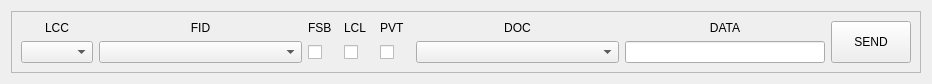
First picture: the form in arinc_msg_composer.ui, repository JuliaCzarnowska/ARINC_825, before the edit.
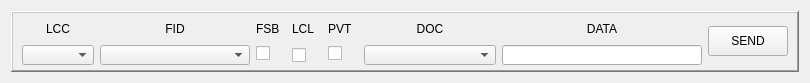
Second picture: the form after the edit.

Commit message: added transmit widget to the mainwindow, fixed arinc composer sizing

Diff of the .ui file:
```diff
--- a/arinc_msg_composer.ui
+++ b/arinc_msg_composer.ui
@@ -6,25 +6,46 @@
    <rect>
     <x>0</x>
     <y>0</y>
-    <width>932</width>
+    <width>810</width>
     <height>83</height>
    </rect>
   </property>
+  <property name="sizePolicy">
+   <sizepolicy hsizetype="MinimumExpanding" vsizetype="Fixed">
+    <horstretch>0</horstretch>
+    <verstretch>0</verstretch>
+   </sizepolicy>
+  </property>
+  <property name="minimumSize">
+   <size>
+    <width>0</width>
+    <height>40</height>
+   </size>
+  </property>
   <property name="windowTitle">
    <string>Form</string>
   </property>
   <layout class="QGridLayout" name="gridLayout_2">
    <item row="0" column="0">
     <widget class="QFrame" name="frame">
+     <property name="sizePolicy">
+      <sizepolicy hsizetype="Preferred" vsizetype="Preferred">
+       <horstretch>0</horstretch>
+       <verstretch>0</verstretch>
+      </sizepolicy>
+     </property>
      <property name="frameShape">
-      <enum>QFrame::StyledPanel</enum>
+      <enum>QFrame::WinPanel</enum>
      </property>
      <property name="frameShadow">
       <enum>QFrame::Raised</enum>
      </property>
-     <layout class="QGridLayout" name="gridLayout">
-      <item row="0" column="0">
+     <layout class="QVBoxLayout" name="verticalLayout_8">
+      <item>
        <layout class="QHBoxLayout" name="horizontalLayout">
+        <property name="sizeConstraint">
+         <enum>QLayout::SetDefaultConstraint</enum>
+        </property>
         <item>
          <layout class="QVBoxLayout" name="verticalLayout">
           <property name="sizeConstraint">
@@ -32,6 +53,18 @@
           </property>
           <item>
            <widget class="QLabel" name="label">
+            <property name="sizePolicy">
+             <sizepolicy hsizetype="Preferred" vsizetype="Minimum">
+              <horstretch>0</horstretch>
+              <verstretch>0</verstretch>
+             </sizepolicy>
+            </property>
+            <property name="minimumSize">
+             <size>
+              <width>0</width>
+              <height>20</height>
+             </size>
+            </property>
             <property name="text">
              <string>LCC</string>
             </property>
@@ -41,7 +74,20 @@
            </widget>
           </item>
           <item>
-           <widget class="QComboBox" name="comboBox"/>
+           <widget class="QComboBox" name="comboBox">
+            <property name="sizePolicy">
+             <sizepolicy hsizetype="Preferred" vsizetype="Minimum">
+              <horstretch>0</horstretch>
+              <verstretch>0</verstretch>
+             </sizepolicy>
+            </property>
+            <property name="minimumSize">
+             <size>
+              <width>0</width>
+              <height>20</height>
+             </size>
+            </property>
+           </widget>
           </item>
          </layout>
         </item>
@@ -52,6 +98,18 @@
           </property>
           <item>
            <widget class="QLabel" name="label_3">
+            <property name="sizePolicy">
+             <sizepolicy hsizetype="Preferred" vsizetype="Minimum">
+              <horstretch>0</horstretch>
+              <verstretch>0</verstretch>
+             </sizepolicy>
+            </property>
+            <property name="minimumSize">
+             <size>
+              <width>0</width>
+              <height>20</height>
+             </size>
+            </property>
             <property name="text">
              <string>FID</string>
             </property>
@@ -63,15 +121,15 @@
           <item>
            <widget class="QComboBox" name="comboBox_3">
             <property name="sizePolicy">
-             <sizepolicy hsizetype="MinimumExpanding" vsizetype="Fixed">
+             <sizepolicy hsizetype="Fixed" vsizetype="Minimum">
               <horstretch>0</horstretch>
               <verstretch>0</verstretch>
              </sizepolicy>
             </property>
             <property name="minimumSize">
              <size>
-              <width>200</width>
-              <height>0</height>
+              <width>150</width>
+              <height>20</height>
              </size>
             </property>
            </widget>
@@ -82,6 +140,18 @@
          <layout class="QVBoxLayout" name="verticalLayout_4">
           <item>
            <widget class="QLabel" name="label_2">
+            <property name="sizePolicy">
+             <sizepolicy hsizetype="Preferred" vsizetype="Minimum">
+              <horstretch>0</horstretch>
+              <verstretch>0</verstretch>
+             </sizepolicy>
+            </property>
+            <property name="minimumSize">
+             <size>
+              <width>30</width>
+              <height>20</height>
+             </size>
+            </property>
             <property name="maximumSize">
              <size>
               <width>16777210</width>
@@ -99,7 +169,7 @@
           <item>
            <widget class="QCheckBox" name="checkBox_2">
             <property name="sizePolicy">
-             <sizepolicy hsizetype="Minimum" vsizetype="Expanding">
+             <sizepolicy hsizetype="Minimum" vsizetype="MinimumExpanding">
               <horstretch>0</horstretch>
               <verstretch>0</verstretch>
              </sizepolicy>
@@ -128,7 +198,7 @@
           <item>
            <widget class="QLabel" name="label_4">
             <property name="sizePolicy">
-             <sizepolicy hsizetype="Minimum" vsizetype="Preferred">
+             <sizepolicy hsizetype="Minimum" vsizetype="Minimum">
               <horstretch>0</horstretch>
               <verstretch>0</verstretch>
              </sizepolicy>
@@ -136,7 +206,7 @@
             <property name="minimumSize">
              <size>
               <width>30</width>
-              <height>0</height>
+              <height>20</height>
              </size>
             </property>
             <property name="text">
@@ -150,7 +220,7 @@
           <item>
            <widget class="QCheckBox" name="checkBox">
             <property name="sizePolicy">
-             <sizepolicy hsizetype="Minimum" vsizetype="Expanding">
+             <sizepolicy hsizetype="Minimum" vsizetype="MinimumExpanding">
               <horstretch>0</horstretch>
               <verstretch>0</verstretch>
              </sizepolicy>
@@ -181,6 +251,18 @@
           </property>
           <item>
            <widget class="QLabel" name="label_5">
+            <property name="sizePolicy">
+             <sizepolicy hsizetype="Fixed" vsizetype="Minimum">
+              <horstretch>0</horstretch>
+              <verstretch>0</verstretch>
+             </sizepolicy>
+            </property>
+            <property name="minimumSize">
+             <size>
+              <width>30</width>
+              <height>20</height>
+             </size>
+            </property>
             <property name="text">
              <string>PVT</string>
             </property>
@@ -192,7 +274,7 @@
           <item>
            <widget class="QCheckBox" name="checkBox_3">
             <property name="sizePolicy">
-             <sizepolicy hsizetype="Minimum" vsizetype="Expanding">
+             <sizepolicy hsizetype="Minimum" vsizetype="MinimumExpanding">
               <horstretch>0</horstretch>
               <verstretch>0</verstretch>
              </sizepolicy>
@@ -220,6 +302,18 @@
           </property>
           <item>
            <widget class="QLabel" name="label_6">
+            <property name="sizePolicy">
+             <sizepolicy hsizetype="Preferred" vsizetype="Minimum">
+              <horstretch>0</horstretch>
+              <verstretch>0</verstretch>
+             </sizepolicy>
+            </property>
+            <property name="minimumSize">
+             <size>
+              <width>0</width>
+              <height>20</height>
+             </size>
+            </property>
             <property name="text">
              <string>DOC</string>
             </property>
@@ -231,11 +325,17 @@
           <item>
            <widget class="QComboBox" name="comboBox_2">
             <property name="sizePolicy">
-             <sizepolicy hsizetype="MinimumExpanding" vsizetype="Fixed">
+             <sizepolicy hsizetype="MinimumExpanding" vsizetype="Minimum">
               <horstretch>0</horstretch>
               <verstretch>0</verstretch>
              </sizepolicy>
             </property>
+            <property name="minimumSize">
+             <size>
+              <width>0</width>
+              <height>20</height>
+             </size>
+            </property>
            </widget>
           </item>
          </layout>
@@ -244,6 +344,18 @@
          <layout class="QVBoxLayout" name="verticalLayout_7">
           <item>
            <widget class="QLabel" name="label_7">
+            <property name="sizePolicy">
+             <sizepolicy hsizetype="Preferred" vsizetype="Minimum">
+              <horstretch>0</horstretch>
+              <verstretch>0</verstretch>
+             </sizepolicy>
+            </property>
+            <property name="minimumSize">
+             <size>
+              <width>0</width>
+              <height>20</height>
+             </size>
+            </property>
             <property name="text">
              <string>DATA</string>
             </property>
@@ -255,7 +367,7 @@
           <item>
            <widget class="QLineEdit" name="lineEdit">
             <property name="sizePolicy">
-             <sizepolicy hsizetype="Minimum" vsizetype="Fixed">
+             <sizepolicy hsizetype="Minimum" vsizetype="Minimum">
               <horstretch>0</horstretch>
               <verstretch>0</verstretch>
              </sizepolicy>
@@ -263,7 +375,7 @@
             <property name="minimumSize">
              <size>
               <width>200</width>
-              <height>0</height>
+              <height>20</height>
              </size>
             </property>
             <property name="text">
@@ -276,11 +388,17 @@
         <item>
          <widget class="QPushButton" name="pushButton">
           <property name="sizePolicy">
-           <sizepolicy hsizetype="Minimum" vsizetype="Preferred">
+           <sizepolicy hsizetype="Minimum" vsizetype="Fixed">
             <horstretch>0</horstretch>
             <verstretch>0</verstretch>
            </sizepolicy>
           </property>
+          <property name="minimumSize">
+           <size>
+            <width>0</width>
+            <height>30</height>
+           </size>
+          </property>
           <property name="text">
            <string>SEND</string>
           </property>
```
Left out of the diff: 6 changed lines with no effect on the pictures. The commit also changes 8 other files.
